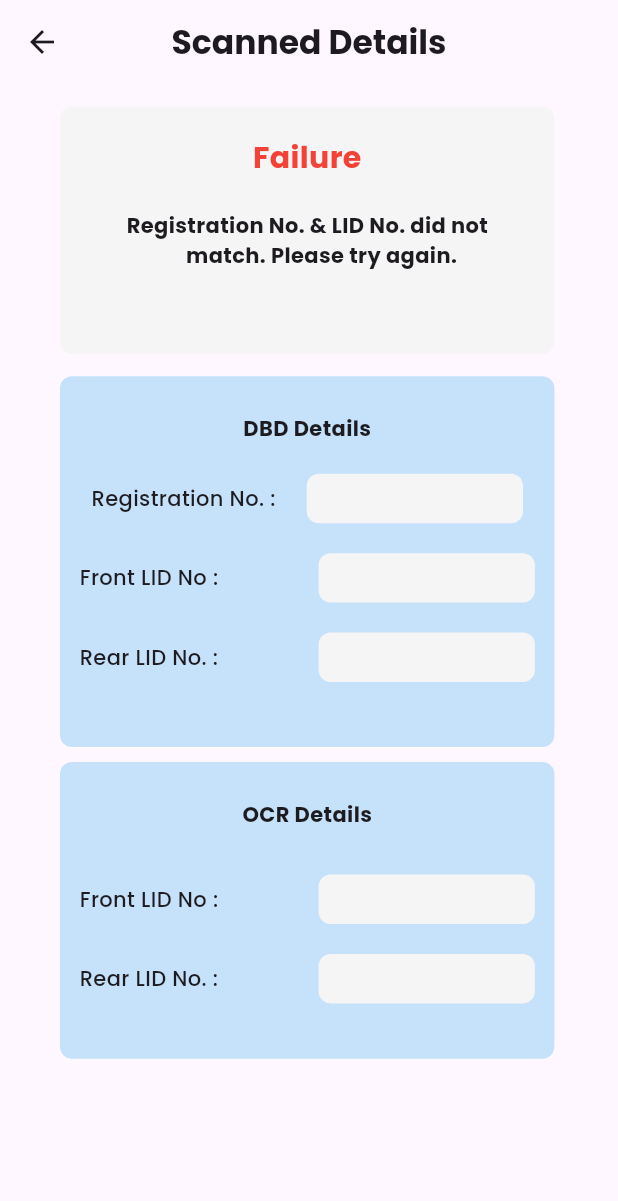
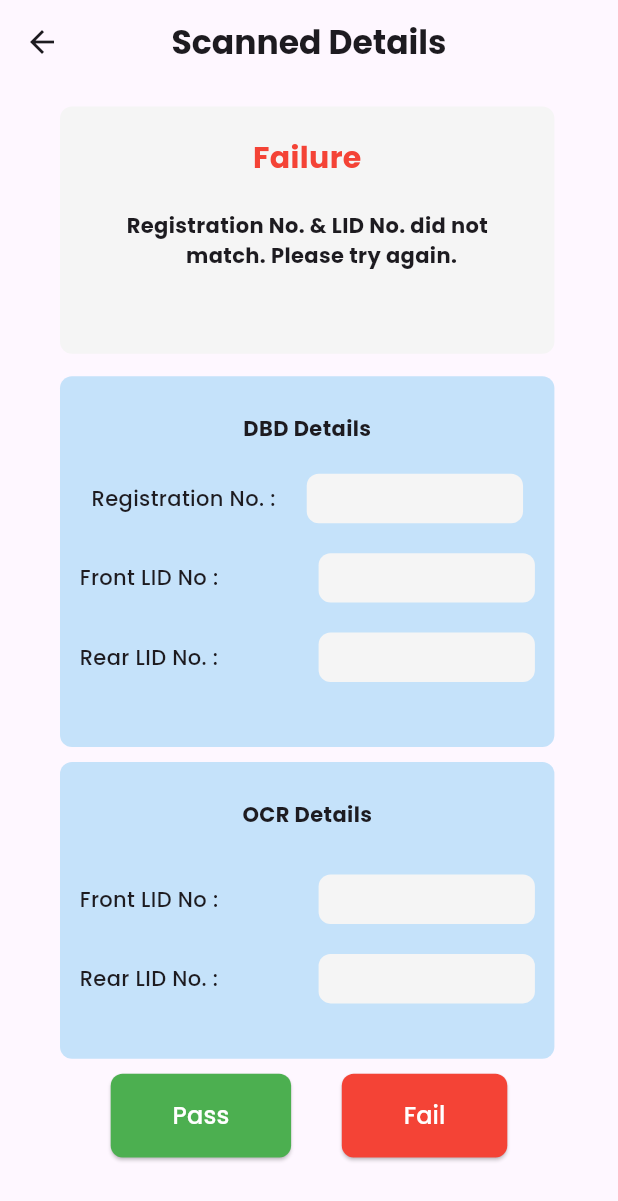
Before and after one commit to Chinmayverma1602/Celex-OCR, a Flutter app: the FailedResults screen opened directly with empty values, on a phone screen of 412 x 824 dp. Shown: the top 1201 px of the screen. Run offline on Flutter 3.47's test engine with Material 3 defaults, Android fonts, the phone set to English and light mode, and no system bars; our stand-ins replace flutter_svg, google_fonts; missing offline and left inert: img_picker.

Commit message:
Added snackabar and buttons

```diff
--- a/celex_ocr_dbd/lib/failure_results.dart
+++ b/celex_ocr_dbd/lib/failure_results.dart
@@ -1,3 +1,4 @@
+import 'package:celex_ocr_dbd/HSRP_color.dart';
 import 'package:flutter/material.dart';
 import 'package:google_fonts/google_fonts.dart';
 
@@ -33,7 +34,12 @@ class _FailedResultsState extends State<FailedResults> {
       ),
       body: Padding(
         padding: const EdgeInsets.symmetric(horizontal: 40.0, vertical: 15),
+        child: SingleChildScrollView(
           child: Column(
+            mainAxisAlignment: MainAxisAlignment.spaceBetween,
+            crossAxisAlignment: CrossAxisAlignment.start,
+            children: [
+              Column(
                 crossAxisAlignment: CrossAxisAlignment.start,
                 children: [
                   Container(
@@ -61,7 +67,8 @@ class _FailedResultsState extends State<FailedResults> {
                           children: [
                             Text(
                               "Registration No. & LID No. did not\n      match. Please try again.",
-                        style: GoogleFonts.poppins(fontWeight: FontWeight.bold),
+                              style: GoogleFonts.poppins(
+                                  fontWeight: FontWeight.bold),
                               textAlign: TextAlign.center,
                             ),
                           ],
@@ -78,13 +85,14 @@ class _FailedResultsState extends State<FailedResults> {
                     width: screenWidth * 0.8, // 80% of screen width
                     height: screenHeight * 0.3, // 30% of screen height
                     child: Padding(
-                padding:
-                const EdgeInsets.symmetric(horizontal: 13.0, vertical: 25),
+                      padding: const EdgeInsets.symmetric(
+                          horizontal: 13.0, vertical: 25),
                       child: Column(
                         children: [
                           Text(
                             "DBD Details",
-                      style: GoogleFonts.poppins(fontWeight: FontWeight.bold),
+                            style: GoogleFonts.poppins(
+                                fontWeight: FontWeight.bold),
                           ),
                           const SizedBox(height: 20),
                           Row(
@@ -177,13 +185,14 @@ class _FailedResultsState extends State<FailedResults> {
                     width: screenWidth * 0.8, // 80% of screen width
                     height: screenHeight * 0.24, // 24% of screen height
                     child: Padding(
-                padding:
-                const EdgeInsets.symmetric(horizontal: 13.0, vertical: 25),
+                      padding: const EdgeInsets.symmetric(
+                          horizontal: 13.0, vertical: 25),
                       child: Column(
                         children: [
                           Text(
                             "OCR Details",
-                      style: GoogleFonts.poppins(fontWeight: FontWeight.bold),
+                            style: GoogleFonts.poppins(
+                                fontWeight: FontWeight.bold),
                           ),
                           const SizedBox(height: 30),
                           Row(
@@ -234,7 +243,7 @@ class _FailedResultsState extends State<FailedResults> {
                                     style: GoogleFonts.poppins(fontSize: 14),
                                   ),
                                 ),
-                        )
+                              ),
                             ],
                           ),
                         ],
@@ -243,6 +252,62 @@ class _FailedResultsState extends State<FailedResults> {
                   ),
                 ],
               ),
+              SizedBox(
+                height: 10,
+              ),
+              Padding(
+                padding: const EdgeInsets.only(bottom: 16.0),
+                child: Row(
+                  mainAxisAlignment: MainAxisAlignment.spaceEvenly,
+                  children: [
+                    ElevatedButton(
+                      onPressed: () {
+                        Navigator.of(context).push(MaterialPageRoute(
+                            builder: (context) => HsrpColor()));
+                        // Handle the "Pass" action
+                      },
+                      style: ElevatedButton.styleFrom(
+                        backgroundColor: Colors.green,
+                        padding: EdgeInsets.symmetric(
+                            horizontal: screenWidth * 0.1,
+                            vertical: screenHeight * 0.02),
+                        shape: RoundedRectangleBorder(
+                          borderRadius: BorderRadius.circular(8),
+                        ),
+                      ),
+                      child: Text(
+                        "Pass",
+                        style: GoogleFonts.poppins(
+                            fontSize: 16, color: Colors.white),
+                      ),
+                    ),
+                    ElevatedButton(
+                      onPressed: () {
+                        Navigator.of(context).push(MaterialPageRoute(
+                            builder: (context) => HsrpColor()));
+                        // Handle the "Fail" action
+                      },
+                      style: ElevatedButton.styleFrom(
+                        backgroundColor: Colors.red,
+                        padding: EdgeInsets.symmetric(
+                            horizontal: screenWidth * 0.1,
+                            vertical: screenHeight * 0.02),
+                        shape: RoundedRectangleBorder(
+                          borderRadius: BorderRadius.circular(8),
+                        ),
+                      ),
+                      child: Text(
+                        "Fail",
+                        style: GoogleFonts.poppins(
+                            fontSize: 16, color: Colors.white),
+                      ),
+                    ),
+                  ],
+                ),
+              ),
+            ],
+          ),
+        ),
       ),
     );
   }
```
Also changed, not shown: celex_ocr_dbd/lib/selected_details.dart (+23 -3 lines). Lines whose indentation alone changed are shown as unchanged.
